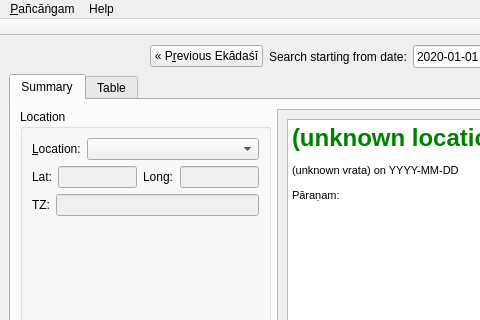
This is gui-qt/mainwindow.ui in ashutosh108/vaishnavam-panchangam as Qt 5 draws it before an edit; both pictures show x 0 to 480 and y 0 to 320 of the 800 by 600 pixel window. The edited form follows.
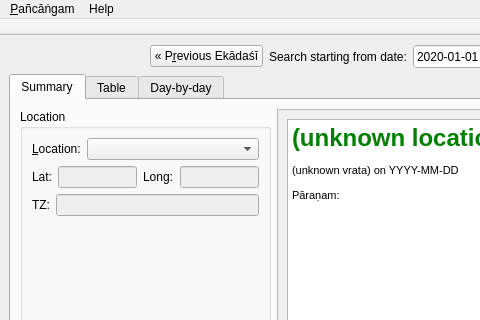
This is the edited form. Custom widgets are drawn as their Qt base class.

Commit message: GUI: add day-by-day tab (~ show info from -d command line option)

What changed in the file:
```diff
--- a/gui-qt/mainwindow.ui
+++ b/gui-qt/mainwindow.ui
@@ -314,7 +314,7 @@
           </item>
          </layout>
         </widget>
-        <!--<widget class="QWidget" name="tab_daybyday">
+        <widget class="QWidget" name="tab_daybyday">
          <attribute name="title">
           <string>Day-by-day</string>
          </attribute>
@@ -323,7 +323,7 @@
            <widget class="QTextBrowser" name="daybydayBrowser"/>
           </item>
          </layout>
-        </widget>-->
+        </widget>
        </widget>
       </item>
      </layout>
```
The commit also changes 5 other files.
